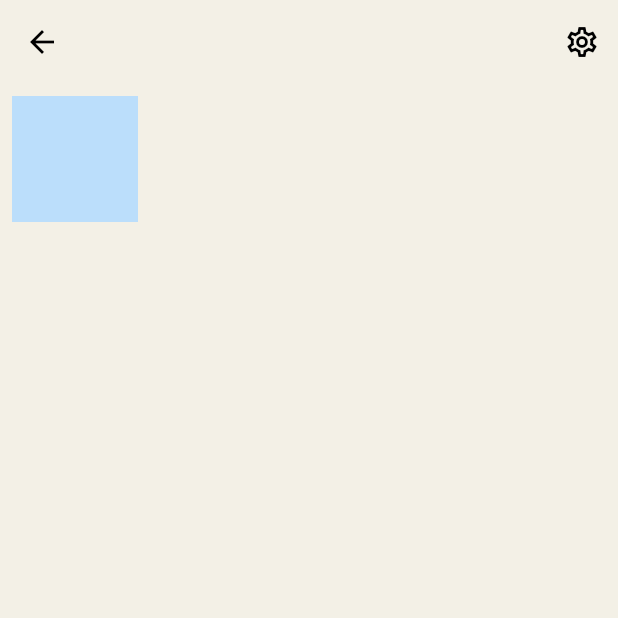
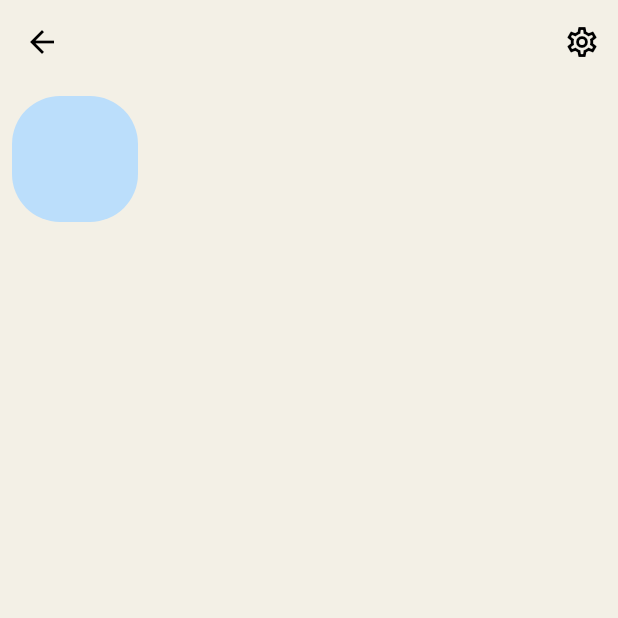
Before and after one commit to JAICHANGPARK/flutter_notebook_11th_story, a Flutter app: the ProfilePage screen opened directly, on a phone screen of 412 x 824 dp, the top half of it. Run offline on Flutter 3.47's test engine with Material 2 defaults, Android fonts, the phone set to English and light mode, and no system bars; our stand-ins replace backdrop, badges, flutter_inner_drawer, flutter_slidable, google_fonts.

Commit message:
Update profile_page.dart

```diff
--- a/lib/ep701_clubhouse/ui/profile_page.dart
+++ b/lib/ep701_clubhouse/ui/profile_page.dart
@@ -49,7 +49,8 @@ class _ProfilePageState extends State<ProfilePage> {
                 height: 84,
                 width: 84,
                 decoration: BoxDecoration(
-                  color: Colors.blue[100]
+                  color: Colors.blue[100],
+                  borderRadius: BorderRadius.circular(32)
                 ),
               )
             ],
```
